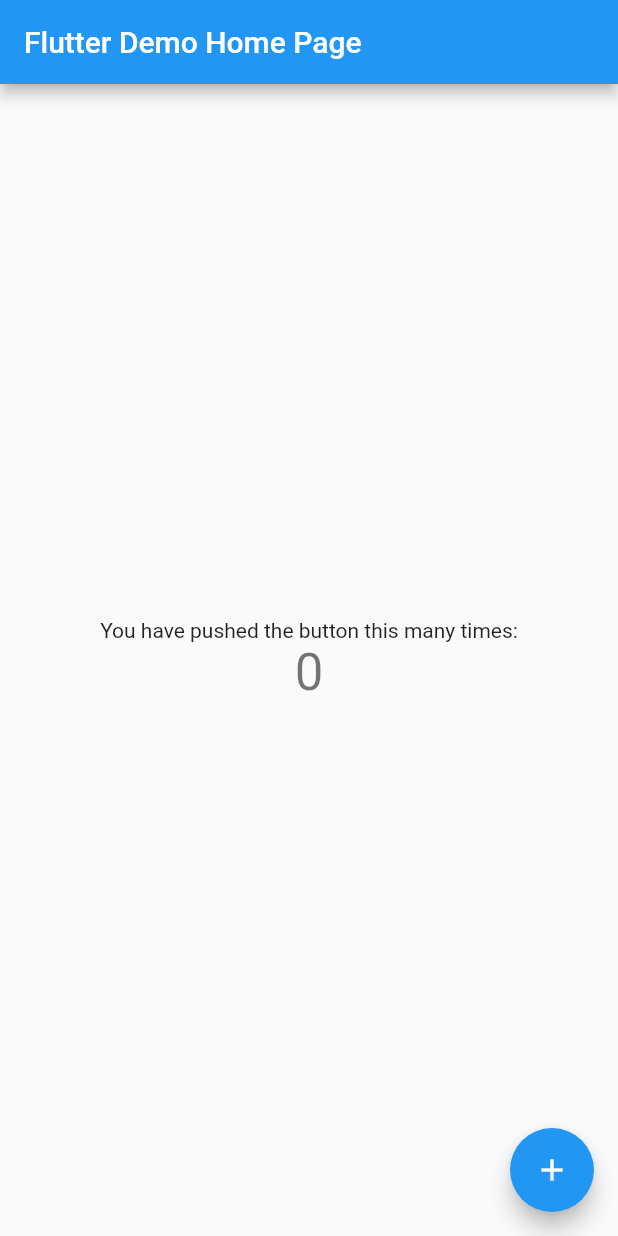
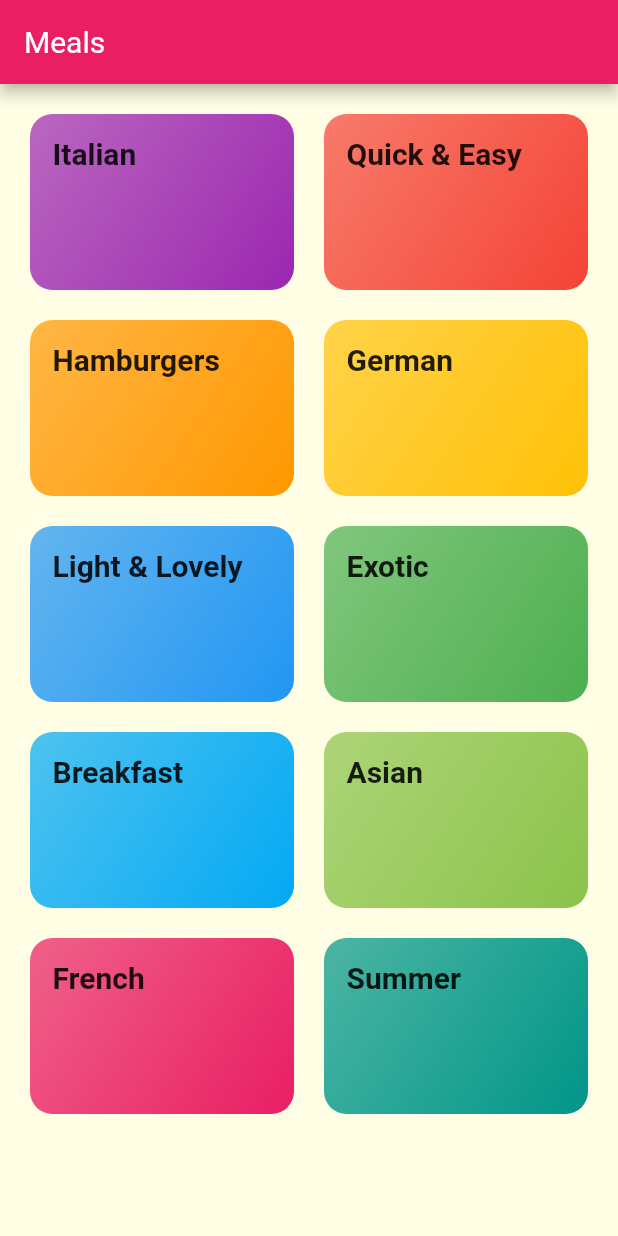
Before and after one commit to vyashh/flutter_course_meal_app, a Flutter app: the screen it shows after launch, on a phone screen of 412 x 824 dp. Run offline on Flutter 3.47's test engine with Material 2 defaults, Android fonts, the phone set to English and light mode, and no system bars.

Commit message:
added dummy routes to item in category

```diff
--- /dev/null
+++ b/lib/categories_screen.dart
@@ -0,0 +1,28 @@
+import 'package:flutter/material.dart';
+import './dummy_data.dart';
+import './category_item.dart';
+
+class CategoriesScreen extends StatelessWidget {
+  @override
+  Widget build(BuildContext context) {
+    return Scaffold(
+      appBar: AppBar(
+        title: const Text('Meals'),
+      ),
+      body: GridView(
+        padding: const EdgeInsets.all(20),
+        children: DUMMY_CATEGORIES
+            .map((catData) => CategoryItem(
+                  catData.title,
+                  catData.color,
+                ))
+            .toList(),
+        gridDelegate: SliverGridDelegateWithMaxCrossAxisExtent(
+            maxCrossAxisExtent: 200,
+            childAspectRatio: 3 / 2,
+            crossAxisSpacing: 20,
+            mainAxisSpacing: 20),
+      ),
+    );
+  }
+}
--- /dev/null
+++ b/lib/category_item.dart
@@ -0,0 +1,38 @@
+import 'package:flutter/material.dart';
+import 'package:meal_app/category_meals_screen.dart';
+
+class CategoryItem extends StatelessWidget {
+  final String title;
+  final Color color;
+
+  CategoryItem(this.title, this.color);
+
+  void selectCategory(BuildContext context) {
+    Navigator.of(context).push(MaterialPageRoute(builder: (_) {
+      return CategoryMealsScreen();
+    }));
+  }
+
+  @override
+  Widget build(BuildContext context) {
+    return InkWell(
+      onTap: () => selectCategory(context),
+      splashColor: Theme.of(context).primaryColor,
+      borderRadius: BorderRadius.circular(15),
+      child: Container(
+        padding: const EdgeInsets.all(15),
+        child: Text(
+          title,
+          style: Theme.of(context).textTheme.title,
+        ),
+        decoration: BoxDecoration(
+          gradient: LinearGradient(
+              colors: [color.withOpacity(.7), color],
+              begin: Alignment.topLeft,
+              end: Alignment.bottomRight),
+          borderRadius: BorderRadius.circular(15),
+        ),
+      ),
+    );
+  }
+}
--- /dev/null
+++ b/lib/category_meals_screen.dart
@@ -0,0 +1,15 @@
+import 'package:flutter/material.dart';
+
+class CategoryMealsScreen extends StatelessWidget {
+  @override
+  Widget build(BuildContext context) {
+    return Scaffold(
+      appBar: AppBar(
+        title: Text('The Recipe'),
+      ),
+      body: Center(
+        child: Text('Recipe for the category!'),
+      ),
+    );
+  }
+}
--- /dev/null
+++ b/lib/dummy_data.dart
@@ -0,0 +1,56 @@
+import 'package:flutter/material.dart';
+
+import './models/category.dart';
+
+const DUMMY_CATEGORIES = const [
+  Category(
+    id: 'c1',
+    title: 'Italian',
+    color: Colors.purple,
+  ),
+  Category(
+    id: 'c2',
+    title: 'Quick & Easy',
+    color: Colors.red,
+  ),
+  Category(
+    id: 'c3',
+    title: 'Hamburgers',
+    color: Colors.orange,
+  ),
+  Category(
+    id: 'c4',
+    title: 'German',
+    color: Colors.amber,
+  ),
+  Category(
+    id: 'c5',
+    title: 'Light & Lovely',
+    color: Colors.blue,
+  ),
+  Category(
+    id: 'c6',
+    title: 'Exotic',
+    color: Colors.green,
+  ),
+  Category(
+    id: 'c7',
+    title: 'Breakfast',
+    color: Colors.lightBlue,
+  ),
+  Category(
+    id: 'c8',
+    title: 'Asian',
+    color: Colors.lightGreen,
+  ),
+  Category(
+    id: 'c9',
+    title: 'French',
+    color: Colors.pink,
+  ),
+  Category(
+    id: 'c10',
+    title: 'Summer',
+    color: Colors.teal,
+  ),
+];
--- a/lib/main.dart
+++ b/lib/main.dart
@@ -1,117 +1,31 @@
 import 'package:flutter/material.dart';
+import './categories_screen.dart';
 
-void main() {
-  runApp(MyApp());
-}
+void main() => runApp(MyApp());
 
 class MyApp extends StatelessWidget {
-  // This widget is the root of your application.
   @override
   Widget build(BuildContext context) {
     return MaterialApp(
-      title: 'Flutter Demo',
+      title: 'DeliMeals',
       theme: ThemeData(
-        // This is the theme of your application.
-        //
-        // Try running your application with "flutter run". You'll see the
-        // application has a blue toolbar. Then, without quitting the app, try
-        // changing the primarySwatch below to Colors.green and then invoke
-        // "hot reload" (press "r" in the console where you ran "flutter run",
-        // or simply save your changes to "hot reload" in a Flutter IDE).
-        // Notice that the counter didn't reset back to zero; the application
-        // is not restarted.
-        primarySwatch: Colors.blue,
-        // This makes the visual density adapt to the platform that you run
-        // the app on. For desktop platforms, the controls will be smaller and
-        // closer together (more dense) than on mobile platforms.
-        visualDensity: VisualDensity.adaptivePlatformDensity,
-      ),
-      home: MyHomePage(title: 'Flutter Demo Home Page'),
+          primarySwatch: Colors.pink,
+          accentColor: Colors.amber,
+          canvasColor: Color.fromRGBO(255, 254, 229, 1),
+          fontFamily: 'Roboto',
+          textTheme: ThemeData.light().textTheme.copyWith(
+                body1: TextStyle(
+                  color: Color.fromRGBO(20, 51, 51, 1),
+                ),
+                body2: TextStyle(
+                  color: Color.fromRGBO(20, 51, 51, 1),
+                ),
+                title: TextStyle(
+                    fontFamily: 'Roboto',
+                    fontSize: 20,
+                    fontWeight: FontWeight.bold),
+              )),
+      home: CategoriesScreen(),
     );
   }
 }
-
-class MyHomePage extends StatefulWidget {
-  MyHomePage({Key key, this.title}) : super(key: key);
-
-  // This widget is the home page of your application. It is stateful, meaning
-  // that it has a State object (defined below) that contains fields that affect
-  // how it looks.
-
-  // This class is the configuration for the state. It holds the values (in this
-  // case the title) provided by the parent (in this case the App widget) and
-  // used by the build method of the State. Fields in a Widget subclass are
-  // always marked "final".
-
-  final String title;
-
-  @override
-  _MyHomePageState createState() => _MyHomePageState();
-}
-
-class _MyHomePageState extends State<MyHomePage> {
-  int _counter = 0;
-
-  void _incrementCounter() {
-    setState(() {
-      // This call to setState tells the Flutter framework that something has
-      // changed in this State, which causes it to rerun the build method below
-      // so that the display can reflect the updated values. If we changed
-      // _counter without calling setState(), then the build method would not be
-      // called again, and so nothing would appear to happen.
-      _counter++;
-    });
-  }
-
-  @override
-  Widget build(BuildContext context) {
-    // This method is rerun every time setState is called, for instance as done
-    // by the _incrementCounter method above.
-    //
-    // The Flutter framework has been optimized to make rerunning build methods
-    // fast, so that you can just rebuild anything that needs updating rather
-    // than having to individually change instances of widgets.
-    return Scaffold(
-      appBar: AppBar(
-        // Here we take the value from the MyHomePage object that was created by
-        // the App.build method, and use it to set our appbar title.
-        title: Text(widget.title),
-      ),
-      body: Center(
-        // Center is a layout widget. It takes a single child and positions it
-        // in the middle of the parent.
-        child: Column(
-          // Column is also a layout widget. It takes a list of children and
-          // arranges them vertically. By default, it sizes itself to fit its
-          // children horizontally, and tries to be as tall as its parent.
-          //
-          // Invoke "debug painting" (press "p" in the console, choose the
-          // "Toggle Debug Paint" action from the Flutter Inspector in Android
-          // Studio, or the "Toggle Debug Paint" command in Visual Studio Code)
-          // to see the wireframe for each widget.
-          //
-          // Column has various properties to control how it sizes itself and
-          // how it positions its children. Here we use mainAxisAlignment to
-          // center the children vertically; the main axis here is the vertical
-          // axis because Columns are vertical (the cross axis would be
-          // horizontal).
-          mainAxisAlignment: MainAxisAlignment.center,
-          children: <Widget>[
-            Text(
-              'You have pushed the button this many times:',
-            ),
-            Text(
-              '$_counter',
-              style: Theme.of(context).textTheme.headline4,
-            ),
-          ],
-        ),
-      ),
-      floatingActionButton: FloatingActionButton(
-        onPressed: _incrementCounter,
-        tooltip: 'Increment',
-        child: Icon(Icons.add),
-      ), // This trailing comma makes auto-formatting nicer for build methods.
-    );
-  }
-}
--- /dev/null
+++ b/lib/models/category.dart
@@ -0,0 +1,14 @@
+import 'package:flutter/material.dart';
+
+class Category {
+  final String id;
+  final String title;
+  final Color color;
+
+  const Category(
+      // Const omdat de data niet veranderd na de build
+      {@required this.id,
+      @required this.title,
+      this.color =
+          Colors.orange}); // this.color = Colors.orange Geef default value aan
+}
```
Also changed, not shown: pubspec.yaml (+10 -12 lines), assets/fonts/Anton-Regular.ttf (added), assets/fonts/Roboto-Black.ttf (added), assets/fonts/Roboto-BlackItalic.ttf (added), assets/fonts/Roboto-Bold.ttf (added), assets/fonts/Roboto-BoldItalic.ttf (added), assets/fonts/Roboto-Italic.ttf (added), assets/fonts/Roboto-Light.ttf (added), assets/fonts/Roboto-LightItalic.ttf (added), assets/fonts/Roboto-Medium.ttf (added), assets/fonts/Roboto-MediumItalic.ttf (added), assets/fonts/Roboto-Regular.ttf (added), assets/fonts/Roboto-Thin.ttf (added), assets/fonts/Roboto-ThinItalic.ttf (added).
